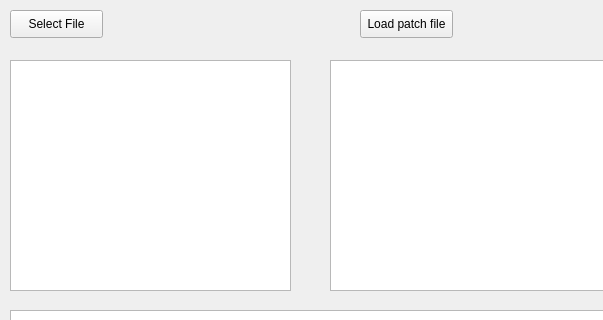
This is src/ui/patcher.ui in shadowdog9500/py-patcher-ui as Qt 5 draws it before an edit; both pictures show x 0 to 603 and y 0 to 320 of the 793 by 643 pixel window. The edited form follows.
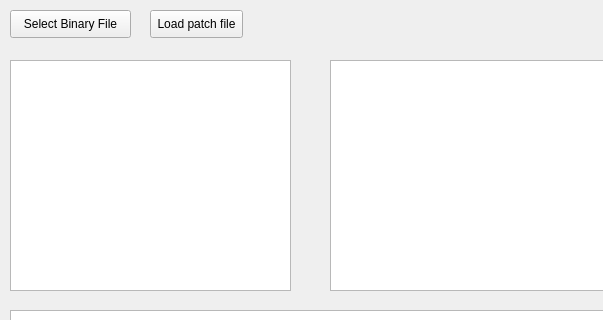
This is the edited form.

Diff of the .ui file:
```diff
--- a/src/ui/patcher.ui
+++ b/src/ui/patcher.ui
@@ -19,18 +19,18 @@
      <rect>
       <x>10</x>
       <y>10</y>
-      <width>93</width>
+      <width>121</width>
       <height>28</height>
      </rect>
     </property>
     <property name="text">
-     <string>Select File</string>
+     <string>Select Binary File</string>
     </property>
    </widget>
    <widget class="QPushButton" name="pushButtonLoadPatchFile">
     <property name="geometry">
      <rect>
-      <x>360</x>
+      <x>150</x>
       <y>10</y>
       <width>93</width>
       <height>28</height>
```
